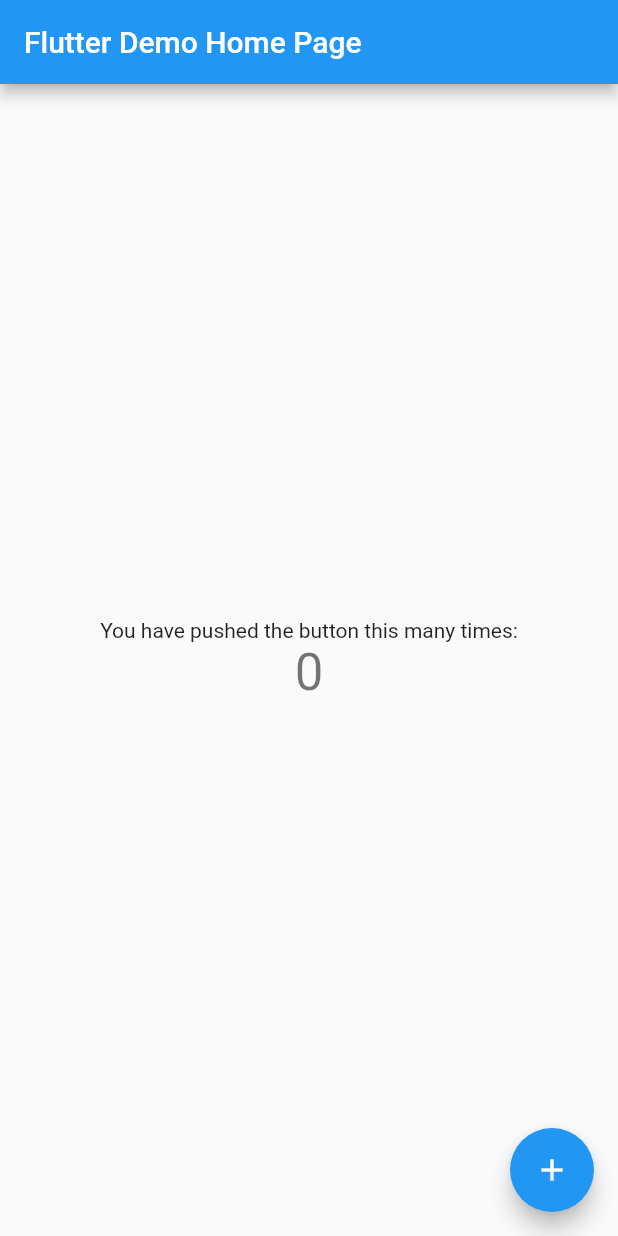
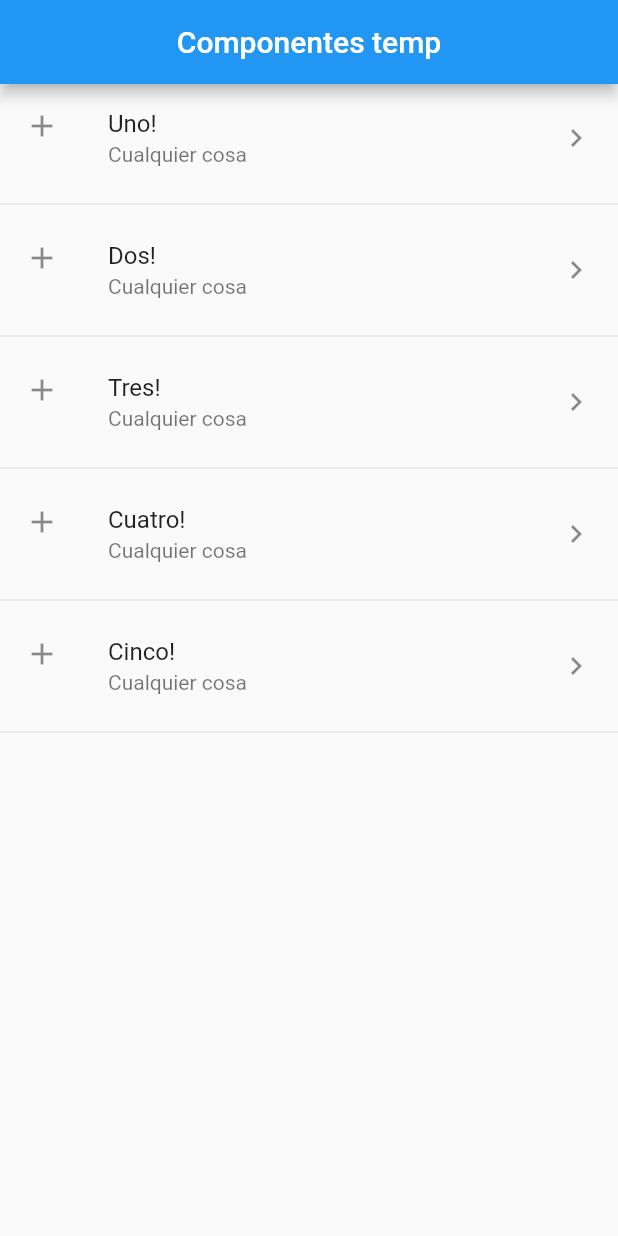
Before and after one commit to Andresdamelio/componentes_flutter, a Flutter app: the screen it shows after launch, on a phone screen of 412 x 824 dp. Run offline on Flutter 3.47's test engine with Material 2 defaults, Android fonts, the phone set to English and light mode, and no system bars.

Commit message:
Trabajando con componente listview

```diff
--- a/lib/main.dart
+++ b/lib/main.dart
@@ -1,111 +1,18 @@
+
 import 'package:flutter/material.dart';
+
+import 'package:componentes_flutter/src/pages/home_temp.dart';
+
 
 void main() => runApp(MyApp());
 
 class MyApp extends StatelessWidget {
-  // This widget is the root of your application.
   @override
   Widget build(BuildContext context) {
     return MaterialApp(
-      title: 'Flutter Demo',
-      theme: ThemeData(
-        // This is the theme of your application.
-        //
-        // Try running your application with "flutter run". You'll see the
-        // application has a blue toolbar. Then, without quitting the app, try
-        // changing the primarySwatch below to Colors.green and then invoke
-        // "hot reload" (press "r" in the console where you ran "flutter run",
-        // or simply save your changes to "hot reload" in a Flutter IDE).
-        // Notice that the counter didn't reset back to zero; the application
-        // is not restarted.
-        primarySwatch: Colors.blue,
-      ),
-      home: MyHomePage(title: 'Flutter Demo Home Page'),
+      title: 'Lista',
+      debugShowCheckedModeBanner: false,
+      home: HomePageTemp(),
     );
   }
 }
-
-class MyHomePage extends StatefulWidget {
-  MyHomePage({Key key, this.title}) : super(key: key);
-
-  // This widget is the home page of your application. It is stateful, meaning
-  // that it has a State object (defined below) that contains fields that affect
-  // how it looks.
-
-  // This class is the configuration for the state. It holds the values (in this
-  // case the title) provided by the parent (in this case the App widget) and
-  // used by the build method of the State. Fields in a Widget subclass are
-  // always marked "final".
-
-  final String title;
-
-  @override
-  _MyHomePageState createState() => _MyHomePageState();
-}
-
-class _MyHomePageState extends State<MyHomePage> {
-  int _counter = 0;
-
-  void _incrementCounter() {
-    setState(() {
-      // This call to setState tells the Flutter framework that something has
-      // changed in this State, which causes it to rerun the build method below
-      // so that the display can reflect the updated values. If we changed
-      // _counter without calling setState(), then the build method would not be
-      // called again, and so nothing would appear to happen.
-      _counter++;
-    });
-  }
-
-  @override
-  Widget build(BuildContext context) {
-    // This method is rerun every time setState is called, for instance as done
-    // by the _incrementCounter method above.
-    //
-    // The Flutter framework has been optimized to make rerunning build methods
-    // fast, so that you can just rebuild anything that needs updating rather
-    // than having to individually change instances of widgets.
-    return Scaffold(
-      appBar: AppBar(
-        // Here we take the value from the MyHomePage object that was created by
-        // the App.build method, and use it to set our appbar title.
-        title: Text(widget.title),
-      ),
-      body: Center(
-        // Center is a layout widget. It takes a single child and positions it
-        // in the middle of the parent.
-        child: Column(
-          // Column is also a layout widget. It takes a list of children and
-          // arranges them vertically. By default, it sizes itself to fit its
-          // children horizontally, and tries to be as tall as its parent.
-          //
-          // Invoke "debug painting" (press "p" in the console, choose the
-          // "Toggle Debug Paint" action from the Flutter Inspector in Android
-          // Studio, or the "Toggle Debug Paint" command in Visual Studio Code)
-          // to see the wireframe for each widget.
-          //
-          // Column has various properties to control how it sizes itself and
-          // how it positions its children. Here we use mainAxisAlignment to
-          // center the children vertically; the main axis here is the vertical
-          // axis because Columns are vertical (the cross axis would be
-          // horizontal).
-          mainAxisAlignment: MainAxisAlignment.center,
-          children: <Widget>[
-            Text(
-              'You have pushed the button this many times:',
-            ),
-            Text(
-              '$_counter',
-              style: Theme.of(context).textTheme.display1,
-            ),
-          ],
-        ),
-      ),
-      floatingActionButton: FloatingActionButton(
-        onPressed: _incrementCounter,
-        tooltip: 'Increment',
-        child: Icon(Icons.add),
-      ), // This trailing comma makes auto-formatting nicer for build methods.
-    );
-  }
-}
--- /dev/null
+++ b/lib/src/pages/home_temp.dart
@@ -0,0 +1,53 @@
+import 'package:flutter/material.dart';
+
+
+class HomePageTemp extends StatelessWidget {
+
+  final options = ['Uno', 'Dos', 'Tres', 'Cuatro', 'Cinco'];
+
+  @override
+  Widget build(BuildContext context) {
+    return Scaffold(
+      appBar: AppBar(
+        title: Text('Componentes temp'),
+        centerTitle: true,
+      ),
+      body: ListView(
+        children: _createItemsSmall()
+      )
+    );
+  }
+
+  List<Widget> _createItems() {
+
+    List<Widget> list = new List<Widget>();
+
+    for (String option in options) {
+      final tempWidget = ListTile(
+        title: Text( option ),
+      );
+      list..add(tempWidget)
+          ..add( Divider() );
+    }
+
+    return list;
+  }
+
+  List<Widget> _createItemsSmall() {
+
+    return options.map( ( option ) {
+      return Column(
+        children: <Widget>[
+          ListTile(
+            title: Text( option + '!'),
+            subtitle: Text('Cualquier cosa'),
+            leading: Icon( Icons.add),
+            trailing: Icon( Icons.keyboard_arrow_right),
+            onTap: () {},
+          ),
+          Divider()
+        ]
+      );
+    }).toList();
+  }
+}
```
